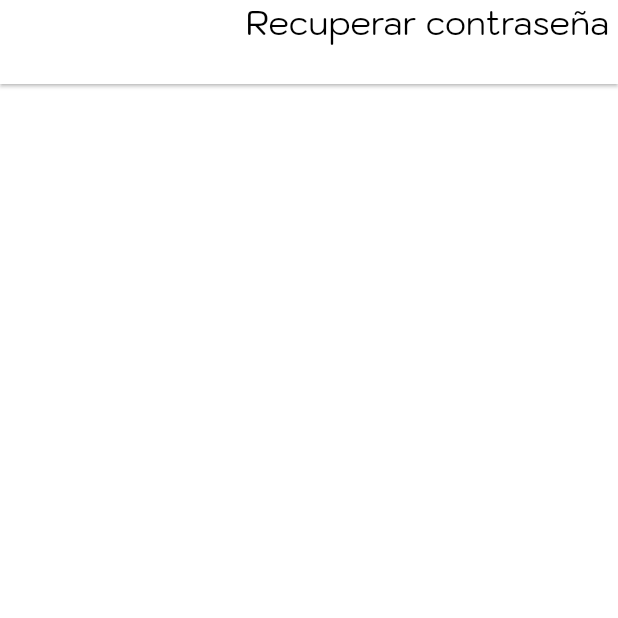
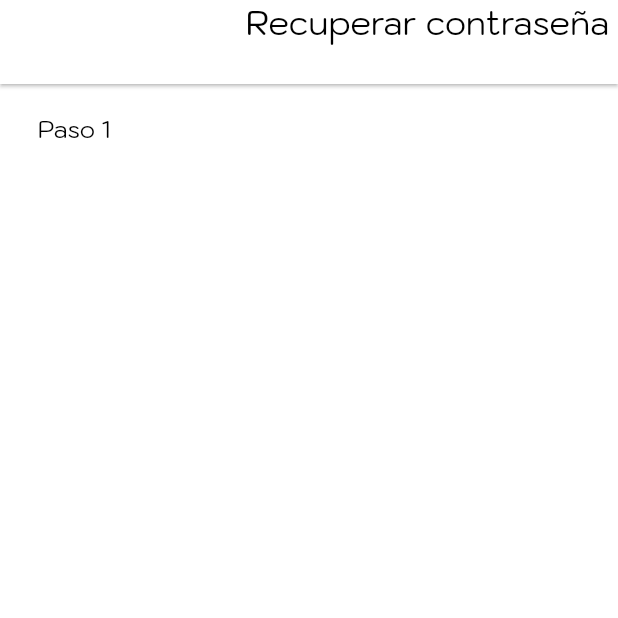
Before and after one commit to GLUCO-APP/FRONT-APP, a Flutter app: the forgetpasswordview screen opened directly, on a phone screen of 412 x 824 dp, the top half of it. Run offline on Flutter 3.47's test engine with Material 2 defaults, Android fonts, the phone set to English and light mode, and no system bars; our stand-ins replace bloc, flutter_bloc, flutter_svg; missing offline and left inert: dart:ffi.

Commit message:
"Version 1 singup"

```diff
--- a/gluko/lib/forgetpassword/view/forgetpassword_page.dart
+++ b/gluko/lib/forgetpassword/view/forgetpassword_page.dart
@@ -47,6 +47,25 @@ class  _forgetpasswordviewState extends State<forgetpasswordview>{
                 decoration: BoxDecoration(
                   color: Colors.white,
                 ),
+                child: Row(
+                    children: <Widget>[
+                      Column(
+
+                      ),
+                      Column(
+                          crossAxisAlignment: CrossAxisAlignment.start,
+                          children: <Widget> [
+                            Padding(
+                                padding: EdgeInsets.symmetric(horizontal: 15.0, vertical: 10.0),
+                                child: Text(
+                                    'Paso 1',
+                                    style: TextStyle(color: Colors.black, fontSize: 16)
+                                )
+                            )
+                          ]
+                      )
+                    ]
+                )
               );
               break;
             case Forgetpasswordtatus.error:
```
